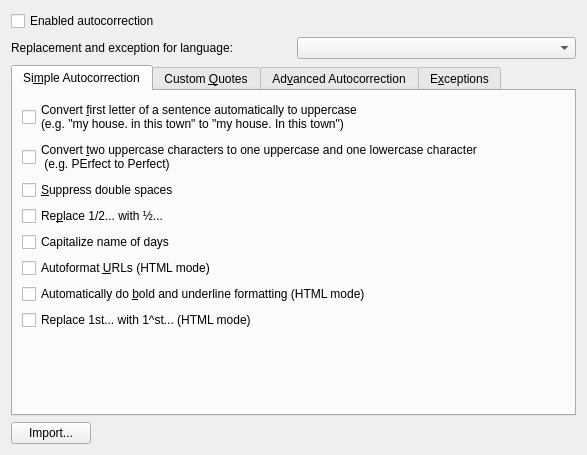
Qt form messagecomposer/autocorrection/composerautocorrectionwidget.ui (KDE/kdepim) before a commit.
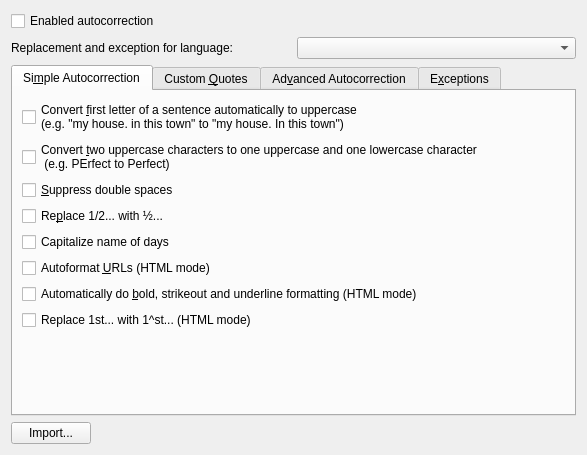
The same form after that commit. The open tabs and pages were chosen to show the change. Custom widgets are drawn as their Qt base class.

Commit message: Allow to strikeout word too

```diff
--- a/messagecomposer/autocorrection/composerautocorrectionwidget.ui
+++ b/messagecomposer/autocorrection/composerautocorrectionwidget.ui
@@ -110,7 +110,7 @@
           <string>When you use _underline_ or *bold*, the text between the underscores or asterisks will be converted to underlined or bold text.</string>
          </property>
          <property name="text">
-          <string>Automatically do &amp;bold and underline formatting (HTML mode)</string>
+          <string>Automatically do &amp;bold, strikeout and underline formatting (HTML mode)</string>
          </property>
         </widget>
        </item>
```
Left out of the diff: 2 changed lines with no effect on the pictures. The commit also changes 1 other file.
